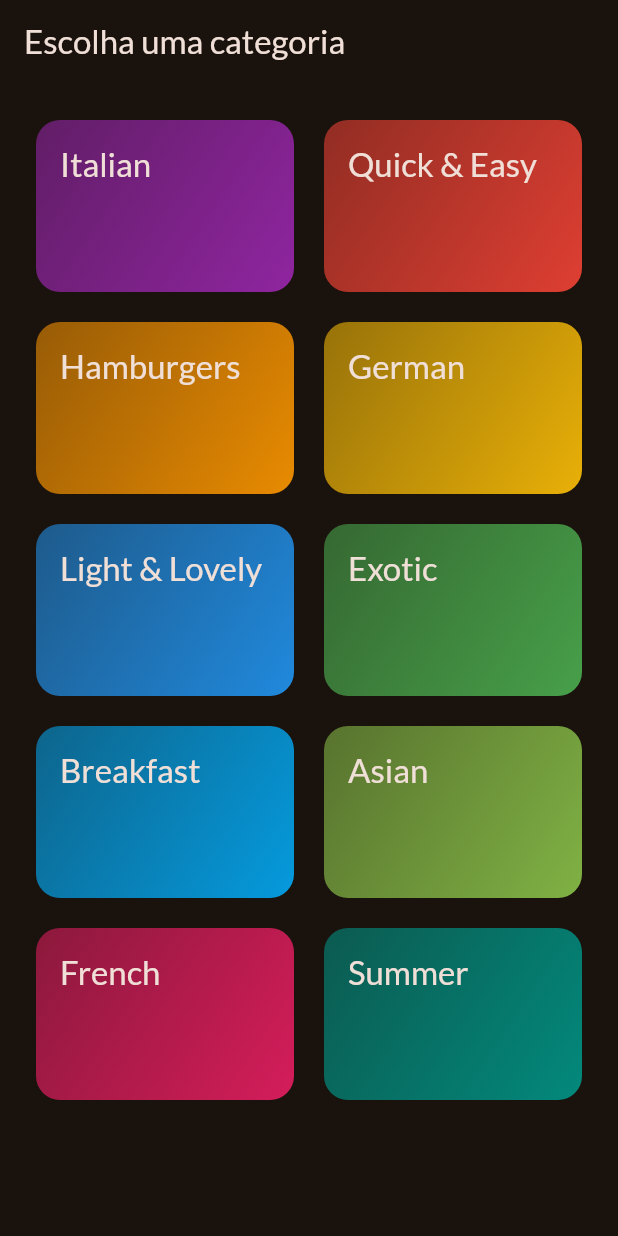
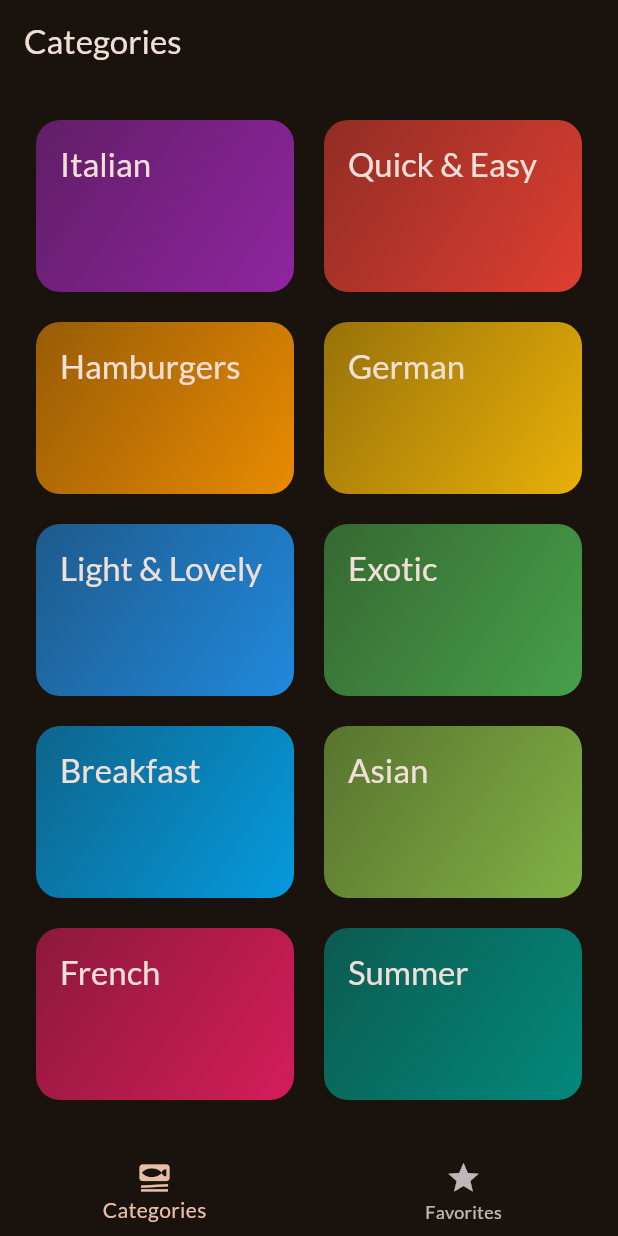
Before and after one commit to Lucasjapa/flutterStudy, a Flutter app: the screen it shows after launch, on a phone screen of 412 x 824 dp. Run offline on Flutter 3.47's test engine with Material 3 defaults, Android fonts, the phone set to English and light mode, and no system bars; our stand-ins replace google_fonts, transparent_image; missing offline and left inert: dart:ffi.

Commit message:
Add Tab-based navigation.
Add navegação baseado em tabs e função para add comida nos favoritos.

```diff
--- a/meals/lib/main.dart
+++ b/meals/lib/main.dart
@@ -1,6 +1,6 @@
 import 'package:flutter/material.dart';
 import 'package:google_fonts/google_fonts.dart';
-import 'package:meals/screens/categories.dart';
+import 'package:meals/screens/tabs.dart';
 
 final theme = ThemeData(
   colorScheme: ColorScheme.fromSeed(
@@ -20,8 +20,8 @@
   @override
   Widget build(BuildContext context) {
     return MaterialApp(
-        theme: theme,
-        home: const CategoriesScreen(),
+      theme: theme,
+      home: const TabsScreen(),
     );
   }
 }
--- a/meals/lib/screens/categories.dart
+++ b/meals/lib/screens/categories.dart
@@ -1,11 +1,14 @@
 import 'package:flutter/material.dart';
 import 'package:meals/data/dummy_data.dart';
 import 'package:meals/models/category.dart';
+import 'package:meals/models/meal.dart';
 import 'package:meals/screens/meals.dart';
 import 'package:meals/widgets/category_grid_item.dart';
 
 class CategoriesScreen extends StatelessWidget {
-  const CategoriesScreen({super.key});
+  const CategoriesScreen(this.onToggleFavorite, {super.key});
+
+  final void Function(Meal meal) onToggleFavorite;
 
   void _selectCategory(BuildContext context, Category category) {
     final filteredMeals = dummyMeals
@@ -17,6 +20,7 @@
         builder: (ctx) => MealsScreen(
           category.title,
           filteredMeals,
+          onToggleFavorite
         ),
       ),
     ); // Navigator.push(context, route);
@@ -24,11 +28,7 @@
 
   @override
   Widget build(BuildContext context) {
-    return Scaffold(
-      appBar: AppBar(
-        title: const Text('Escolha uma categoria'),
-      ),
-      body: GridView(
+    return GridView(
       padding: const EdgeInsets.all(24),
       gridDelegate: const SliverGridDelegateWithFixedCrossAxisCount(
         crossAxisCount: 2,
@@ -42,7 +42,6 @@
             _selectCategory(context, category);
           })
       ],
-      ),
     );
   }
 }
--- /dev/null
+++ b/meals/lib/screens/tabs.dart
@@ -0,0 +1,62 @@
+import 'package:flutter/foundation.dart';
+import 'package:flutter/material.dart';
+import 'package:meals/models/meal.dart';
+import 'package:meals/screens/categories.dart';
+import 'package:meals/screens/meals.dart';
+
+class TabsScreen extends StatefulWidget {
+  const TabsScreen({super.key});
+
+  @override
+  State<TabsScreen> createState() {
+    return _TabsScreenState();
+  }
+}
+
+class _TabsScreenState extends State<TabsScreen> {
+  int _selectedPageIndex = 0;
+  final List<Meal> _favoriteMeals = [];
+  var isFavorite = false;
+  void _toggleMealFavoriteStatus(Meal meal) {
+    final isExisting = _favoriteMeals.contains(meal);
+
+    if (isExisting) {
+      _favoriteMeals.remove(meal);
+    } else {
+      _favoriteMeals.add(meal);
+    }
+  }
+
+  void _selectPage(int index) {
+    setState(() {
+      _selectedPageIndex = index;
+    });
+  }
+
+  @override
+  Widget build(BuildContext context) {
+    Widget activePage = CategoriesScreen(_toggleMealFavoriteStatus);
+    var activePageTitle = 'Categories';
+
+    if (_selectedPageIndex == 1) {
+      activePage = MealsScreen(null, _favoriteMeals, _toggleMealFavoriteStatus);
+      activePageTitle = 'Your Favorites';
+    }
+
+    return Scaffold(
+      appBar: AppBar(
+        title: Text(activePageTitle),
+      ),
+      body: activePage,
+      bottomNavigationBar: BottomNavigationBar(
+        onTap: _selectPage,
+        currentIndex: _selectedPageIndex,
+        items: const [
+          BottomNavigationBarItem(
+              icon: Icon(Icons.set_meal), label: 'Categories'),
+          BottomNavigationBarItem(icon: Icon(Icons.star), label: 'Favorites'),
+        ],
+      ),
+    );
+  }
+}
```
Also changed, not shown: meals/lib/screens/meal_details.dart (+10 -4 lines), meals/lib/screens/meals.dart (+9 -3 lines). Lines whose indentation alone changed are shown as unchanged.
